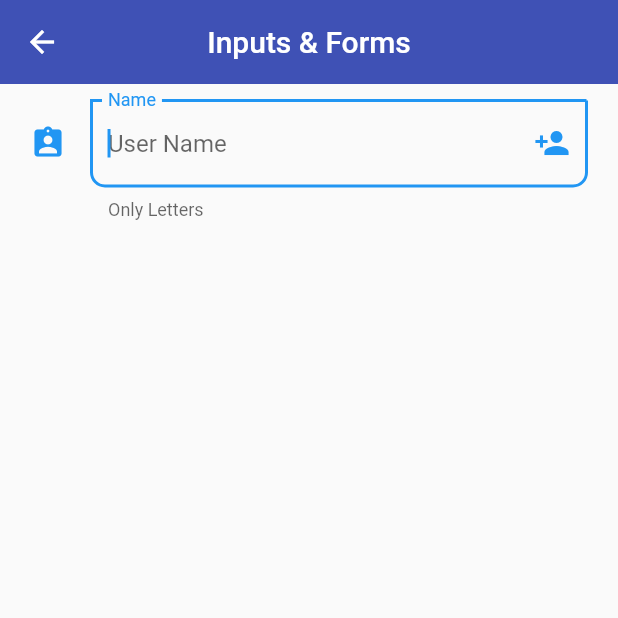
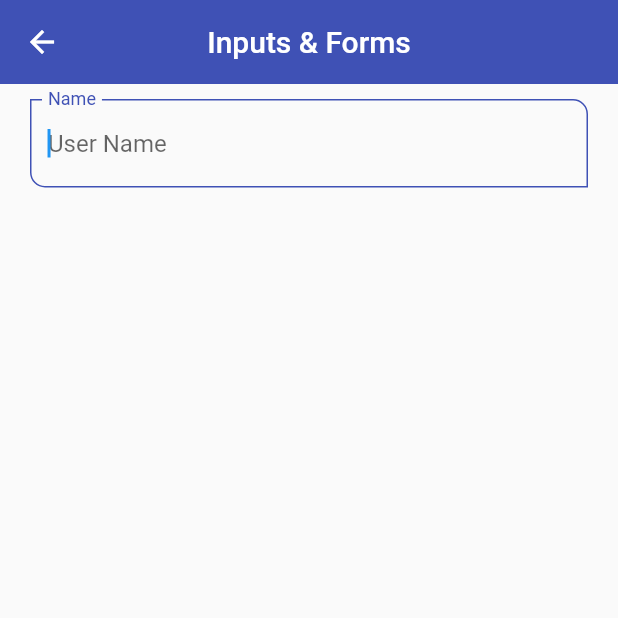
Before and after one commit to andrezffajardo/flutter_components_app, a Flutter app: the InputsScreen screen opened by its route, on a phone screen of 412 x 824 dp, the top half of it. Run offline on Flutter 3.47's test engine with Material 2 defaults, Android fonts, the phone set to English and light mode, and no system bars.

Commit message:
Custom imput field

```diff
--- a/lib/screens/inputs_screen.dart
+++ b/lib/screens/inputs_screen.dart
@@ -1,4 +1,5 @@
 import 'package:flutter/material.dart';
+import '../widgets/widgets.dart';
 
 class InputsScreen extends StatelessWidget {
   const InputsScreen({super.key});
@@ -13,32 +14,10 @@ class InputsScreen extends StatelessWidget {
         child: Padding(
           padding: const EdgeInsets.symmetric(horizontal: 20, vertical: 10),
           child: Column(
-            children: [
-              TextFormField(
-                autofocus: true,
-                initialValue: '',
-                textCapitalization: TextCapitalization.words,
-                onChanged: (value) {
-                  print('value: $value');
-                },
-                validator: (value) {
-                  if (value == null) return 'Field Required';
-                  return value.length < 4 ? '4 letters min' : null;
-                },
-                autovalidateMode: AutovalidateMode.onUserInteraction,
-                decoration: InputDecoration(
-                  hintText: 'User Name',
-                  labelText: 'Name',
-                  helperText: 'Only Letters',
-                  suffixIcon: Icon(Icons.person_add),
-                  icon: Icon(Icons.assignment_ind),
-                  border: OutlineInputBorder(
-                    borderRadius: BorderRadius.only(
-                      bottomLeft: Radius.circular(10),
-                      bottomRight: Radius.circular(10),
-                    ),
-                  ),
-                ),
+            children: const [
+              CustomInputField(
+                labelText: 'Name',
+                hintText: 'User Name',
               ),
             ],
           ),
--- a/lib/theme/app_theme.dart
+++ b/lib/theme/app_theme.dart
@@ -33,6 +33,29 @@ class AppTheme {
         elevation: 0,
       ),
     ),
+    inputDecorationTheme: const InputDecorationTheme(
+      floatingLabelStyle: TextStyle(color: primary),
+      enabledBorder: OutlineInputBorder(
+        borderSide: BorderSide(color: primary),
+        borderRadius: BorderRadius.only(
+          bottomLeft: Radius.circular(10),
+          topRight: Radius.circular(10),
+        ),
+      ),
+      focusedBorder: OutlineInputBorder(
+        borderSide: BorderSide(color: primary),
+        borderRadius: BorderRadius.only(
+          bottomLeft: Radius.circular(10),
+          topRight: Radius.circular(10),
+        ),
+      ),
+      border: OutlineInputBorder(
+        borderRadius: BorderRadius.only(
+          bottomLeft: Radius.circular(10),
+          topRight: Radius.circular(10),
+        ),
+      ),
+    ),
   );
 
   static final ThemeData darkTheme = ThemeData.dark().copyWith(
--- /dev/null
+++ b/lib/widgets/custom_input_field.dart
@@ -0,0 +1,42 @@
+import 'package:flutter/material.dart';
+
+class CustomInputField extends StatelessWidget {
+  final String? hintText;
+  final String? labelText;
+  final String? helperText;
+  final IconData? icon;
+  final IconData? suffixIcon;
+
+  const CustomInputField({
+    Key? key,
+    this.hintText,
+    this.labelText,
+    this.helperText,
+    this.icon,
+    this.suffixIcon,
+  }) : super(key: key);
+
+  @override
+  Widget build(BuildContext context) {
+    return TextFormField(
+      autofocus: true,
+      initialValue: '',
+      textCapitalization: TextCapitalization.words,
+      onChanged: (value) {
+        print('value: $value');
+      },
+      validator: (value) {
+        if (value == null) return 'Field Required';
+        return value.length < 4 ? '4 letters min' : null;
+      },
+      autovalidateMode: AutovalidateMode.onUserInteraction,
+      decoration: InputDecoration(
+        hintText: hintText,
+        labelText: labelText,
+        helperText: helperText,
+        suffixIcon: suffixIcon == null ? null : Icon(suffixIcon),
+        icon: icon == null ? null : Icon(icon),
+      ),
+    );
+  }
+}
--- a/lib/widgets/widgets.dart
+++ b/lib/widgets/widgets.dart
@@ -1,2 +1,3 @@
 export 'package:flutter_components_app/widgets/custom_card_type_1.dart';
 export 'package:flutter_components_app/widgets/custom_card_type_2.dart';
+export 'package:flutter_components_app/widgets/custom_input_field.dart';
```
